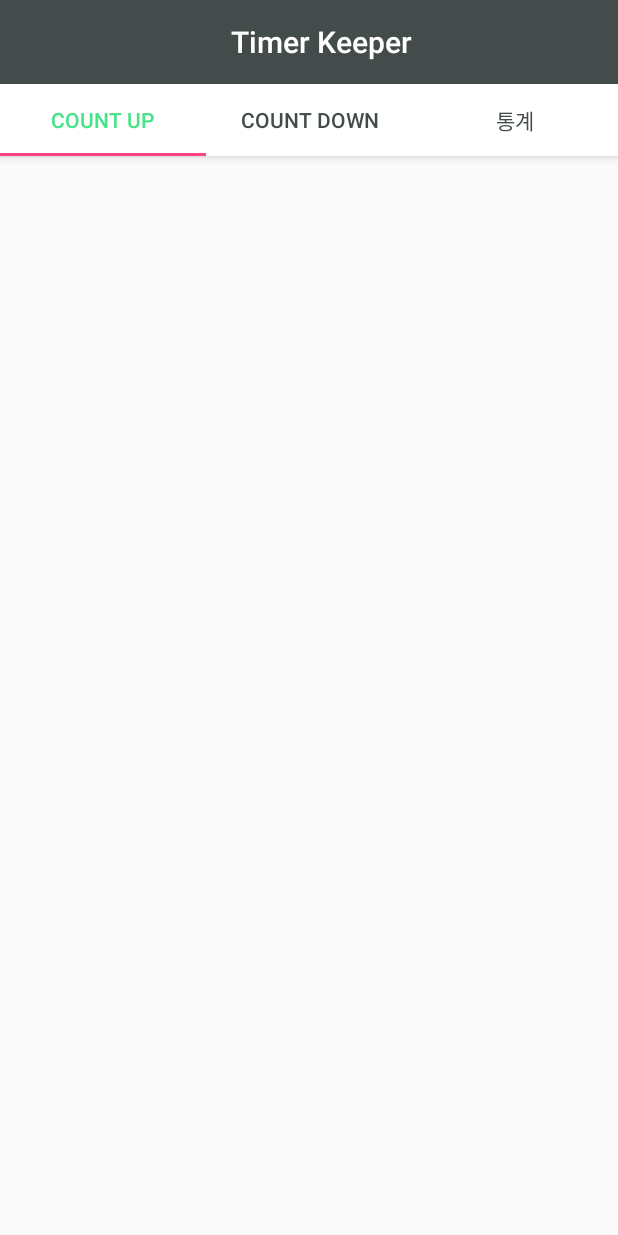
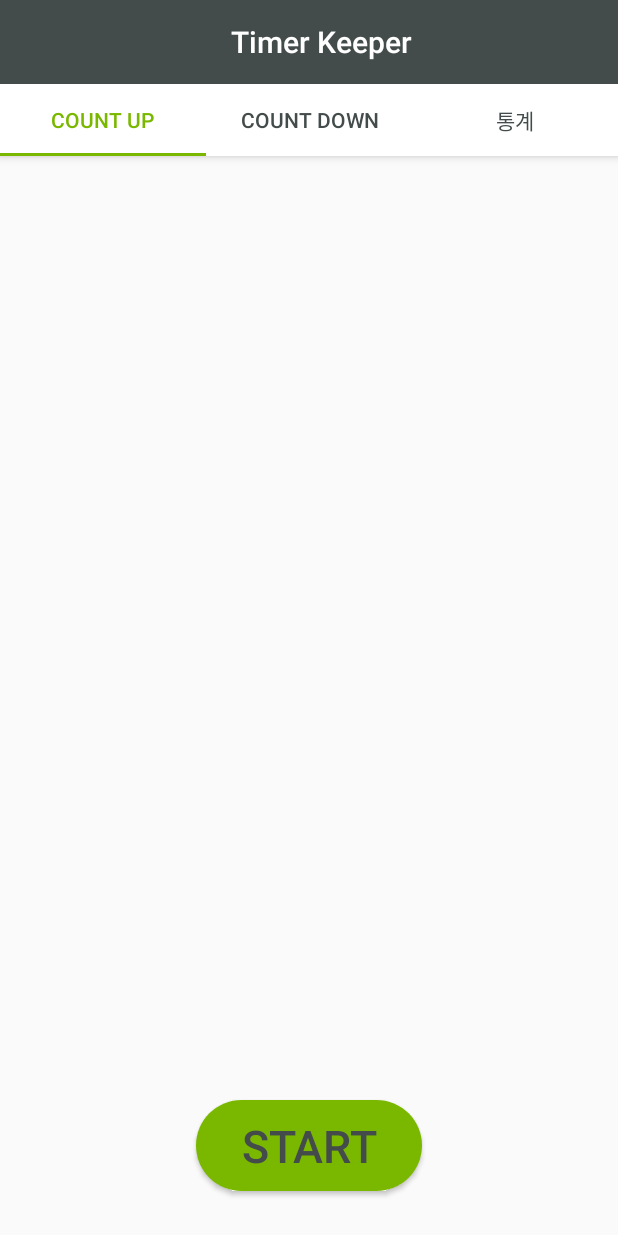
Before and after one commit to KooMinJun/TermProject, an Android app: the screen it shows after launch (MainActivity), on a phone screen of 412 x 824 dp. Run offline under Robolectric (Android 15) with nearby library versions, the phone set to English and light mode, and no system bars; 2 statements that could not run were skipped.

Commit message:
Term Project, 11/22 : 버튼 생성 및 디자인

```diff
--- a/TermProject/build.gradle
+++ b/TermProject/build.gradle
@@ -29,4 +29,7 @@ dependencies {
     compile 'com.github.bumptech.glide:glide:3.7.0'
     //gif를 위한 오픈소스 라이브러리
     compile 'com.android.support:design:25.0.1'
+    //시간 진행상황 보여주는 라이브러리
+    compile 'com.bcgdv.asia.lib:ticktock:1.2'
+
 }
--- a/TermProject/src/main/java/my/kmucs/com/koo_timer/Fragment1.java
+++ b/TermProject/src/main/java/my/kmucs/com/koo_timer/Fragment1.java
@@ -12,12 +12,10 @@ import android.view.ViewGroup;
  */
 
 public class Fragment1 extends Fragment {
-
     @Nullable
     @Override
     public View onCreateView(LayoutInflater inflater, @Nullable ViewGroup container, @Nullable Bundle savedInstanceState) {
-        ViewGroup rootView = (ViewGroup)inflater.inflate(R.layout.fragment1, container, false);
-
+        ViewGroup rootView = (ViewGroup) inflater.inflate(R.layout.fragment1, container, false);
 
         return rootView;
     }
--- a/TermProject/src/main/java/my/kmucs/com/koo_timer/MainActivity.java
+++ b/TermProject/src/main/java/my/kmucs/com/koo_timer/MainActivity.java
@@ -67,9 +67,5 @@ public class MainActivity extends AppCompatActivity {
 
             }
         });
-
-
     }
-
-
 }
--- /dev/null
+++ b/TermProject/src/main/res/color/button_selector.xml
@@ -0,0 +1,6 @@
+<?xml version="1.0" encoding="utf-8"?>
+<selector xmlns:android="http://schemas.android.com/apk/res/android">
+    <item android:state_pressed="true" android:color="@color/colorGreen"></item>
+    <item android:state_focused="true" android:color="@color/colorGreen" />
+    <item android:color="@color/colorPrimaryDark" />
+</selector>
--- /dev/null
+++ b/TermProject/src/main/res/drawable/button_shape.xml
@@ -0,0 +1,23 @@
+<?xml version="1.0" encoding="utf-8"?>
+<selector xmlns:android="http://schemas.android.com/apk/res/android">
+    <!-- 평상시 -->
+    <item
+        android:state_focused="false"
+        android:state_pressed="false">
+        <shape>
+            <solid android:color="@color/colorGreen"/>
+            <corners android:radius="40dp"/>
+        </shape>
+    </item>
+
+    <!-- 클릭했을 때 -->
+    <item
+        android:state_focused="false"
+        android:state_pressed="true">
+        <shape>
+            <solid android:color="@color/colorPrimaryDark"/>
+            <corners android:radius="40dp"/>
+        </shape>
+    </item>
+
+</selector>
--- a/TermProject/src/main/res/layout/fragment1.xml
+++ b/TermProject/src/main/res/layout/fragment1.xml
@@ -1,10 +1,21 @@
 <?xml version="1.0" encoding="utf-8"?>
-<LinearLayout xmlns:android="http://schemas.android.com/apk/res/android"
-    android:orientation="vertical"
+<RelativeLayout xmlns:android="http://schemas.android.com/apk/res/android"
     android:layout_width="match_parent"
     android:layout_height="match_parent">
 
+    <Button
+        android:layout_width="wrap_content"
+        android:layout_height="wrap_content"
+        android:paddingLeft="30dp"
+        android:paddingRight="30dp"
+        android:paddingTop="10dp"
+        android:paddingBottom="10dp"
+        android:background="@drawable/button_shape"
+        android:layout_alignParentBottom="true"
+        android:layout_centerHorizontal="true"
+        android:layout_marginBottom="30dp"
+        android:text="START"
+        android:textSize="30dp"
+        android:textColor="@color/button_selector"/>
 
-
-
-</LinearLayout>
+</RelativeLayout>
--- a/TermProject/src/main/res/layout/fragment2.xml
+++ b/TermProject/src/main/res/layout/fragment2.xml
@@ -1,12 +1,21 @@
 <?xml version="1.0" encoding="utf-8"?>
-<LinearLayout xmlns:android="http://schemas.android.com/apk/res/android"
-    android:orientation="vertical" android:layout_width="match_parent"
+<RelativeLayout xmlns:android="http://schemas.android.com/apk/res/android"
+    android:layout_width="match_parent"
     android:layout_height="match_parent">
 
     <Button
-        android:id="@+id/frag_btn02"
         android:layout_width="wrap_content"
         android:layout_height="wrap_content"
-        android:text="두번째"/>
+        android:paddingLeft="30dp"
+        android:paddingRight="30dp"
+        android:paddingTop="10dp"
+        android:paddingBottom="10dp"
+        android:background="@drawable/button_shape"
+        android:layout_alignParentBottom="true"
+        android:layout_centerHorizontal="true"
+        android:layout_marginBottom="30dp"
+        android:text="START"
+        android:textSize="30dp"
+        android:textColor="@color/button_selector"/>
 
-</LinearLayout>
+</RelativeLayout>
--- a/TermProject/src/main/res/values/colors.xml
+++ b/TermProject/src/main/res/values/colors.xml
@@ -2,8 +2,8 @@
 <resources>
     <color name="colorPrimary">#ffef3a</color>
     <color name="colorPrimaryDark">#434b4b</color>
-    <color name="colorAccent">#FF4081</color>
-    <color name="colorGreen">#46e387</color>
+    <color name="colorAccent">#7ab800</color>
+    <color name="colorGreen">#7ab800</color>
     <color name="colorYellow">#fec108</color>
     <color name="colorBlue">#2c75f7</color>
     <color name="colorRed">#dc4432</color>
--- a/TermProject/src/main/res/values/styles.xml
+++ b/TermProject/src/main/res/values/styles.xml
@@ -13,4 +13,5 @@
         <!--<item name="android:windowFullscreen">true</item>-->
     </style>
 
+
 </resources>
```
Also changed, not shown: 141 other files.
